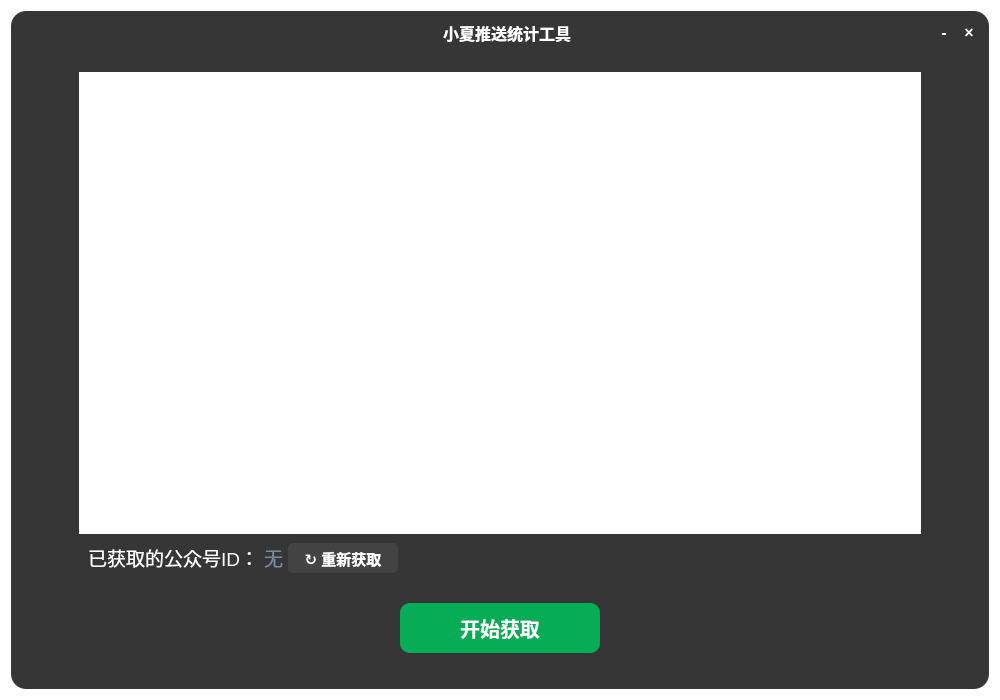
First picture: the form in ui/ui_design/main_win.ui, repository Epochmaking/xiaoxia_contribution_statistic_tool, before the edit.
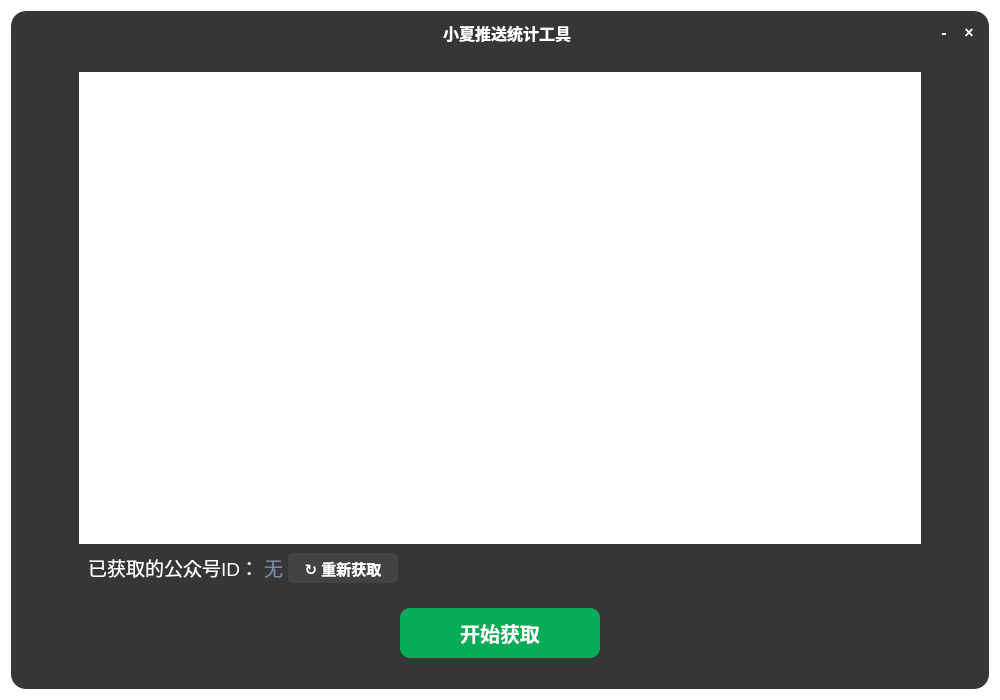
Second picture: the form after the edit. The open tabs and pages were chosen to show the change. Icons and pictures are not drawn.

Diff of the .ui file:
```diff
--- a/ui/ui_design/main_win.ui
+++ b/ui/ui_design/main_win.ui
@@ -678,9 +678,9 @@
 &lt;p align=&quot;center&quot; style=&quot; margin-top:0px; margin-bottom:0px; margin-left:0px; margin-right:0px; -qt-block-indent:0; text-indent:0px;&quot;&gt;&lt;span style=&quot; font-size:26pt; font-weight:700; color:#ffffff;&quot;&gt;第一步  获取公众号UID&lt;/span&gt;&lt;/p&gt;
 &lt;p style=&quot; margin-top:0px; margin-bottom:0px; margin-left:0px; margin-right:0px; -qt-block-indent:0; text-indent:0px;&quot;&gt;&lt;span style=&quot; font-size:16pt; color:#ffffff;&quot;&gt;1. 启动并登录电脑端微信&lt;/span&gt;&lt;/p&gt;
 &lt;p style=&quot; margin-top:0px; margin-bottom:0px; margin-left:0px; margin-right:0px; -qt-block-indent:0; text-indent:0px;&quot;&gt;&lt;span style=&quot; font-size:16pt; color:#ffffff;&quot;&gt;2. 单击本页面“开始获取”按钮&lt;/span&gt;&lt;/p&gt;
-&lt;p style=&quot; margin-top:0px; margin-bottom:0px; margin-left:0px; margin-right:0px; -qt-block-indent:0; text-indent:0px;&quot;&gt;&lt;span style=&quot; font-size:16pt; color:#ffffff;&quot;&gt;3. 从公众号列表单击打开任意一篇图文（不能是贴图）&lt;/span&gt;&lt;/p&gt;
-&lt;p style=&quot; margin-top:0px; margin-bottom:0px; margin-left:0px; margin-right:0px; -qt-block-indent:0; text-indent:0px;&quot;&gt;&lt;span style=&quot; font-size:16pt; color:#ffffff;&quot;&gt;4. 单击本页面“停止获取”按钮&lt;/span&gt;&lt;/p&gt;
-&lt;p align=&quot;center&quot; style=&quot; margin-top:15px; margin-bottom:0px; margin-left:0px; margin-right:0px; -qt-block-indent:0; text-indent:0px;&quot;&gt;&lt;img src=&quot;:/images/step_1&quot; width=&quot;550&quot; /&gt;&lt;/p&gt;&lt;/body&gt;&lt;/html&gt;</string>
+&lt;p style=&quot; margin-top:0px; margin-bottom:0px; margin-left:0px; margin-right:0px; -qt-block-indent:0; text-indent:0px;&quot;&gt;&lt;span style=&quot; font-size:16pt; color:#ffffff;&quot;&gt;3. 从公众号列表打开任意一篇图文（不能是贴图）&lt;/span&gt;&lt;/p&gt;
+&lt;p style=&quot; margin-top:0px; margin-bottom:0px; margin-left:0px; margin-right:0px; -qt-block-indent:0; text-indent:0px;&quot;&gt;&lt;span style=&quot; font-size:16pt; color:#ffffff;&quot;&gt;4. 耐心等待获取完成&lt;/span&gt;&lt;/p&gt;
+&lt;p align=&quot;center&quot; style=&quot; margin-top:15px; margin-bottom:0px; margin-left:0px; margin-right:0px; -qt-block-indent:0; text-indent:0px;&quot;&gt;&lt;img src=&quot;:/images/step_1&quot; width=&quot;600&quot; /&gt;&lt;/p&gt;&lt;/body&gt;&lt;/html&gt;</string>
                   </property>
                   <property name="textInteractionFlags">
                    <set>Qt::TextInteractionFlag::LinksAccessibleByKeyboard|Qt::TextInteractionFlag::LinksAccessibleByMouse</set>
@@ -799,7 +799,7 @@
                <property name="minimumSize">
                 <size>
                  <width>0</width>
-                 <height>80</height>
+                 <height>70</height>
                 </size>
                </property>
                <property name="styleSheet">
@@ -829,7 +829,7 @@
                   <property name="sizeHint" stdset="0">
                    <size>
                     <width>40</width>
-                    <height>20</height>
+                    <height>18</height>
                    </size>
                   </property>
                  </spacer>
@@ -864,7 +864,7 @@
                   <property name="sizeHint" stdset="0">
                    <size>
                     <width>40</width>
-                    <height>20</height>
+                    <height>18</height>
                    </size>
                   </property>
                  </spacer>
```
Left out of the diff: 9 changed lines with no effect on the pictures.
